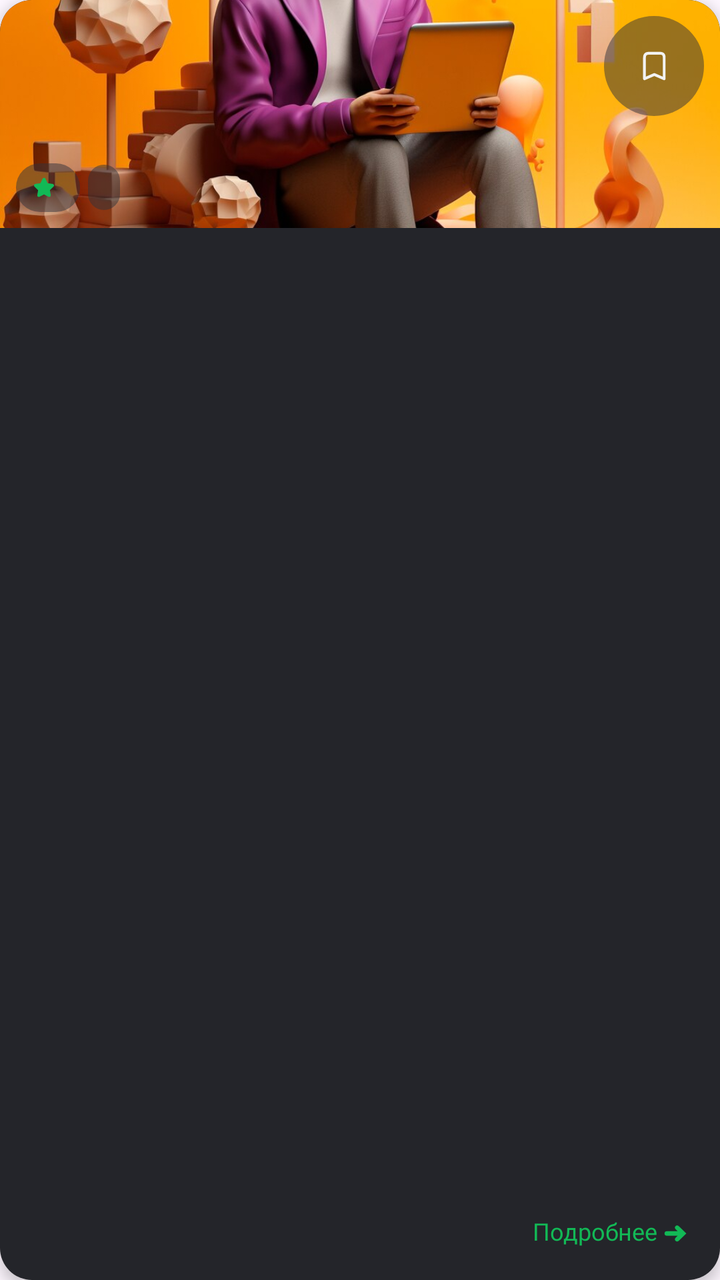
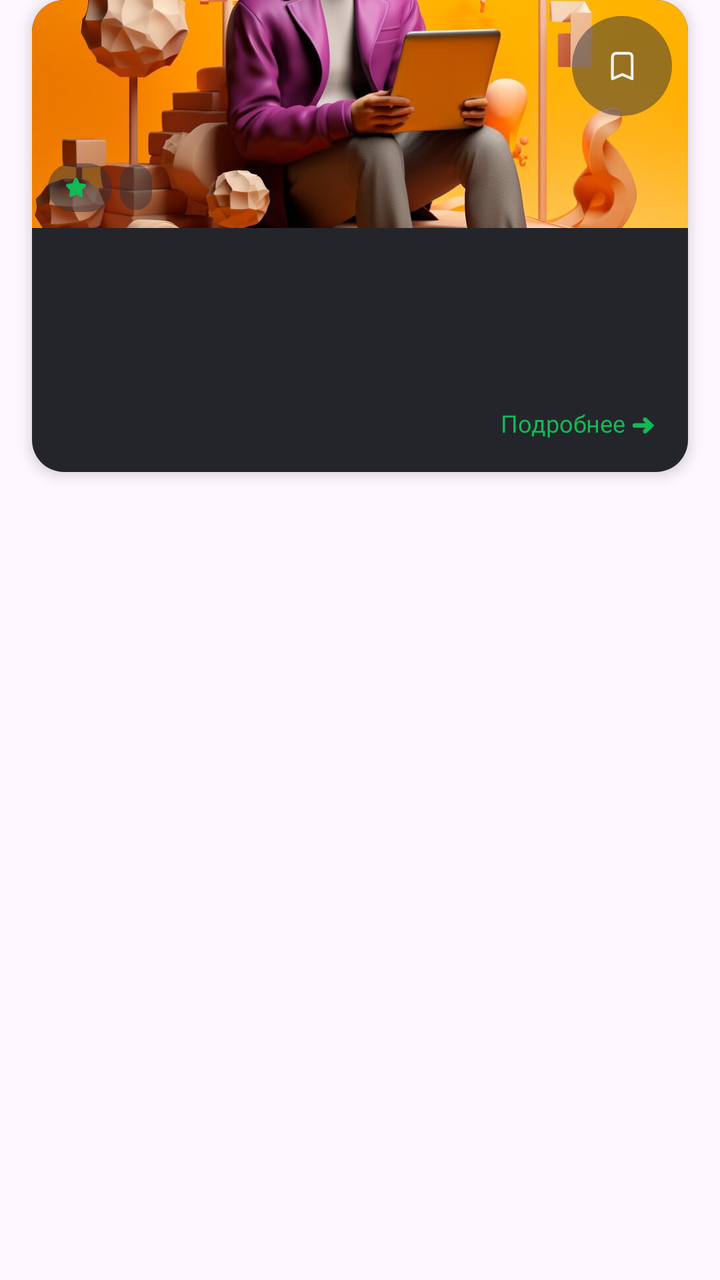

Two renders of the same Android screen: before a commit and after it. Below are the layout's source before the change and the commit's diff.
<!-- AndroidManifest.xml: application theme Theme.TestProject -->
<!-- res/layout/item_courses.xml -->
<androidx.cardview.widget.CardView
    xmlns:android="http://schemas.android.com/apk/res/android"
    xmlns:app="http://schemas.android.com/apk/res-auto"
    android:layout_width="328dp"
    android:layout_height="236dp"
    android:layout_marginHorizontal="16dp"
    android:layout_marginBottom="16dp"
    app:cardCornerRadius="16dp"
    app:cardElevation="4dp"
    android:background="@android:color/transparent">

    <LinearLayout
        android:background="#24252A"
        android:layout_width="match_parent"
        android:layout_height="match_parent"
        android:orientation="vertical">

        <androidx.constraintlayout.widget.ConstraintLayout
            android:layout_width="match_parent"
            android:layout_height="114dp">

            <ImageView
                android:layout_width="match_parent"
                android:layout_height="match_parent"
                android:src="@drawable/bg_image"
                android:scaleType="centerCrop"
                android:contentDescription="TODO"
                />

            <ImageButton
                android:id="@+id/ibFavorite"
                android:layout_width="50dp"
                android:layout_height="50dp"
                android:layout_margin="8dp"
                android:background="@drawable/rounded_image_button"
                android:contentDescription="TODO"
                android:src="@drawable/ic_favorite"
                app:layout_constraintEnd_toEndOf="parent"
                app:layout_constraintTop_toTopOf="parent" />

            <LinearLayout
                android:layout_width="wrap_content"
                android:layout_height="wrap_content"
                android:layout_margin="8dp"
                android:gravity="center_vertical"
                android:orientation="horizontal"
                app:layout_constraintBottom_toBottomOf="parent"
                app:layout_constraintStart_toStartOf="parent">

                <LinearLayout
                    android:layout_width="wrap_content"
                    android:layout_height="wrap_content"
                    android:background="@drawable/rounded_label_item"
                    android:gravity="center_vertical"
                    android:orientation="horizontal"
                    android:paddingHorizontal="8dp"
                    android:paddingVertical="4dp">

                    <ImageView
                        android:layout_width="12dp"
                        android:layout_height="12dp"
                        android:layout_marginEnd="4dp"
                        android:contentDescription="TODO"
                        android:src="@drawable/ic_star_green" />

                    <TextView
                        android:id="@+id/tvRate"
                        android:layout_width="wrap_content"
                        android:layout_height="wrap_content"
                        android:fontFamily="@font/roboto_regular"
                        android:textColor="@android:color/white"
                        android:textSize="12sp" />
                </LinearLayout>

                <Space
                    android:layout_width="4dp"
                    android:layout_height="wrap_content" />

                <LinearLayout
                    android:layout_width="wrap_content"
                    android:layout_height="wrap_content"
                    android:background="@drawable/rounded_label_item"
                    android:gravity="center_vertical"
                    android:orientation="horizontal"
                    android:paddingHorizontal="8dp"
                    android:paddingVertical="4dp">

                    <TextView
                        android:id="@+id/tvStartDate"
                        android:layout_width="wrap_content"
                        android:layout_height="wrap_content"
                        android:fontFamily="@font/roboto_regular"
                        android:textColor="@android:color/white"
                        android:textSize="11sp" />
                </LinearLayout>
            </LinearLayout>
        </androidx.constraintlayout.widget.ConstraintLayout>

        
        <androidx.constraintlayout.widget.ConstraintLayout
            android:layout_width="match_parent"
            android:layout_height="0dp"
            android:layout_weight="1"
            android:layout_margin="16dp">

            <TextView
                android:id="@+id/tvTitle"
                android:layout_width="match_parent"
                android:layout_height="wrap_content"
                android:textSize="16sp"
                android:textColor="@color/title_color"
                android:fontFamily="@font/roboto_medium"
                app:layout_constraintTop_toTopOf="parent"
                app:layout_constraintStart_toStartOf="parent"
                app:layout_constraintEnd_toEndOf="parent" />

            <TextView
                android:id="@+id/tvText"
                android:layout_width="match_parent"
                android:layout_height="wrap_content"
                android:maxLines="2"
                android:ellipsize="end"
                android:textSize="12sp"
                android:textColor="@color/text_description"
                android:fontFamily="@font/roboto_regular"
                app:layout_constraintTop_toBottomOf="@id/tvTitle"
                app:layout_constraintStart_toStartOf="parent"
                app:layout_constraintEnd_toEndOf="parent" />

            <TextView
                android:id="@+id/tvPrice"
                android:layout_width="wrap_content"
                android:layout_height="wrap_content"
                android:textSize="16sp"
                android:textColor="@color/title_color"
                android:fontFamily="@font/roboto_medium"
                app:layout_constraintBottom_toBottomOf="parent"
                app:layout_constraintStart_toStartOf="parent" />

            <TextView
                android:id="@+id/textView5"
                android:layout_width="wrap_content"
                android:layout_height="wrap_content"
                android:text="@string/btn_more"
                android:textSize="12sp"
                android:textColor="@color/btn_registration_color"
                android:fontFamily="@font/roboto_semi_bold"
                app:layout_constraintBottom_toBottomOf="parent"
                app:layout_constraintEnd_toEndOf="parent" />
        </androidx.constraintlayout.widget.ConstraintLayout>
    </LinearLayout>
</androidx.cardview.widget.CardView>
<!-- resources referenced by this layout -->
<resources>
  <color name="btn_registration_color">#12B956</color>
  <color name="text_description">#80F2F2F3</color>
  <color name="title_color">#F2F2F3</color>
  <!-- drawable bg_image: png bitmap (drawable, 980223 bytes) -->
  <!-- drawable ic_favorite (drawable) -->
  <vector xmlns:android="http://schemas.android.com/apk/res/android" android:height="22.5dp" android:viewportHeight="32" android:viewportWidth="64" android:width="45dp">
        
      <path android:fillColor="#F2F2F3" android:pathData="M27.998,6.014C25.446,6.014 23.998,7.461 23.998,10.011V24.997C23.998,25.715 24.713,26.217 25.373,25.934L31.998,23.093L38.592,25.934C39.252,26.217 39.998,25.715 39.998,24.997V10.011C39.998,7.39 38.693,6.014 35.998,6.014H27.998ZM27.998,8.012H35.998C37.564,8.012 37.998,8.47 37.998,10.011V23.499L32.373,21.095C32.121,20.987 31.843,20.987 31.592,21.095L25.998,23.499V10.011C25.998,8.564 26.55,8.012 27.998,8.012Z"/>
      
  </vector>
  <!-- drawable ic_star_green (drawable) -->
  <vector xmlns:android="http://schemas.android.com/apk/res/android"
      android:width="12dp"
      android:height="12dp"
      android:viewportWidth="12"
      android:viewportHeight="12">
    <path
        android:pathData="M6.012,1.221C5.726,1.221 5.435,1.398 5.262,1.752L4.2,3.938L1.78,4.282C1.001,4.39 0.749,5.154 1.311,5.703L3.06,7.405L2.654,9.795C2.521,10.568 3.162,11.036 3.857,10.669C4.125,10.527 5.505,9.812 6.012,9.545L8.167,10.669C8.862,11.036 9.506,10.569 9.369,9.795L8.948,7.405L10.697,5.703C11.262,5.156 11.023,4.392 10.244,4.282L7.808,3.938L6.761,1.752C6.589,1.398 6.297,1.221 6.012,1.221Z"
        android:fillColor="#12B956"/>
  </vector>
  <!-- drawable rounded_image_button (drawable) -->
  <shape xmlns:android="http://schemas.android.com/apk/res/android"
      android:shape="oval">
      <solid android:color="@color/text_field_color2" />
  </shape>
  <!-- drawable rounded_label_item (drawable) -->
  <shape xmlns:android="http://schemas.android.com/apk/res/android"
      android:shape="rectangle">
  
      <solid android:color="@color/text_field_color2" />
  
      <corners android:radius="12dp" />
  </shape>
  <string name="btn_more">Подробнее ➜</string>
  <style name="Theme.TestProject" parent="Base.Theme.TestProject" />
  <color name="text_field_color2">#8032333A</color>
  <style name="Base.Theme.TestProject" parent="Theme.Material3.DayNight.NoActionBar">
          
          
      </style>
</resources>

<!-- the commit's change to res/layout/item_courses.xml (unified diff, before → after) -->
@@ -1,152 +1,157 @@
-<androidx.cardview.widget.CardView
+<androidx.constraintlayout.widget.ConstraintLayout
     xmlns:android="http://schemas.android.com/apk/res/android"
     xmlns:app="http://schemas.android.com/apk/res-auto"
-    android:layout_width="328dp"
-    android:layout_height="236dp"
-    android:layout_marginHorizontal="16dp"
-    android:layout_marginBottom="16dp"
-    app:cardCornerRadius="16dp"
-    app:cardElevation="4dp"
-    android:background="@android:color/transparent">
+    android:layout_width="match_parent"
+    android:layout_height="match_parent">
 
-    <LinearLayout
-        android:background="#24252A"
-        android:layout_width="match_parent"
-        android:layout_height="match_parent"
-        android:orientation="vertical">
 
-        <androidx.constraintlayout.widget.ConstraintLayout
+    <androidx.cardview.widget.CardView
+        android:layout_width="328dp"
+        android:layout_height="236dp"
+        android:background="@android:color/transparent"
+        app:cardCornerRadius="16dp"
+        app:cardElevation="4dp"
+        app:layout_constraintEnd_toEndOf="parent"
+        app:layout_constraintStart_toStartOf="parent"
+        app:layout_constraintTop_toTopOf="parent">
+
+        <LinearLayout
             android:layout_width="match_parent"
-            android:layout_height="114dp">
+            android:layout_height="match_parent"
+            android:background="#24252A"
+            android:orientation="vertical">
 
-            <ImageView
+            <androidx.constraintlayout.widget.ConstraintLayout
                 android:layout_width="match_parent"
-                android:layout_height="match_parent"
-                android:src="@drawable/bg_image"
-                android:scaleType="centerCrop"
-                android:contentDescription="TODO"
-                />
+                android:layout_height="114dp">
 
-            <ImageButton
-                android:id="@+id/ibFavorite"
-                android:layout_width="50dp"
-                android:layout_height="50dp"
-                android:layout_margin="8dp"
-                android:background="@drawable/rounded_image_button"
-                android:contentDescription="TODO"
-                android:src="@drawable/ic_favorite"
-                app:layout_constraintEnd_toEndOf="parent"
-                app:layout_constraintTop_toTopOf="parent" />
+                <ImageView
+                    android:layout_width="match_parent"
+                    android:layout_height="match_parent"
+                    android:contentDescription="TODO"
+                    android:scaleType="centerCrop"
+                    android:src="@drawable/bg_image" />
 
-            <LinearLayout
-                android:layout_width="wrap_content"
-                android:layout_height="wrap_content"
-                android:layout_margin="8dp"
-                android:gravity="center_vertical"
-                android:orientation="horizontal"
-                app:layout_constraintBottom_toBottomOf="parent"
-                app:layout_constraintStart_toStartOf="parent">
+                <ImageButton
+                    android:id="@+id/ibFavorite"
+                    android:layout_width="50dp"
+                    android:layout_height="50dp"
+                    android:layout_margin="8dp"
+                    android:background="@drawable/rounded_image_button"
+                    android:contentDescription="TODO"
+                    android:src="@drawable/ic_favorite"
+                    app:layout_constraintEnd_toEndOf="parent"
+                    app:layout_constraintTop_toTopOf="parent" />
 
                 <LinearLayout
                     android:layout_width="wrap_content"
                     android:layout_height="wrap_content"
-                    android:background="@drawable/rounded_label_item"
+                    android:layout_margin="8dp"
                     android:gravity="center_vertical"
                     android:orientation="horizontal"
-                    android:paddingHorizontal="8dp"
-                    android:paddingVertical="4dp">
+                    app:layout_constraintBottom_toBottomOf="parent"
+                    app:layout_constraintStart_toStartOf="parent">
 
-                    <ImageView
-                        android:layout_width="12dp"
-                        android:layout_height="12dp"
-                        android:layout_marginEnd="4dp"
-                        android:contentDescription="TODO"
-                        android:src="@drawable/ic_star_green" />
-
-                    <TextView
-                        android:id="@+id/tvRate"
+                    <LinearLayout
                         android:layout_width="wrap_content"
                         android:layout_height="wrap_content"
-                        android:fontFamily="@font/roboto_regular"
-                        android:textColor="@android:color/white"
-                        android:textSize="12sp" />
+                        android:background="@drawable/rounded_label_item"
+                        android:gravity="center_vertical"
+                        android:orientation="horizontal"
+                        android:paddingHorizontal="8dp"
+                        android:paddingVertical="4dp">
+
+                        <ImageView
+                            android:layout_width="12dp"
+                            android:layout_height="12dp"
+                            android:layout_marginEnd="4dp"
+                            android:contentDescription="TODO"
+                            android:src="@drawable/ic_star_green" />
+
+                        <TextView
+                            android:id="@+id/tvRate"
+                            android:layout_width="wrap_content"
+                            android:layout_height="wrap_content"
+                            android:fontFamily="@font/roboto_regular"
+                            android:textColor="@android:color/white"
+                            android:textSize="12sp" />
+                    </LinearLayout>
+
+                    <Space
+                        android:layout_width="4dp"
+                        android:layout_height="wrap_content" />
+
+                    <LinearLayout
+                        android:layout_width="wrap_content"
+                        android:layout_height="wrap_content"
+                        android:background="@drawable/rounded_label_item"
+                        android:gravity="center_vertical"
+                        android:orientation="horizontal"
+                        android:paddingHorizontal="8dp"
+                        android:paddingVertical="4dp">
+
+                        <TextView
+                            android:id="@+id/tvStartDate"
+                            android:layout_width="wrap_content"
+                            android:layout_height="wrap_content"
+                            android:fontFamily="@font/roboto_regular"
+                            android:textColor="@android:color/white"
+                            android:textSize="11sp" />
+                    </LinearLayout>
                 </LinearLayout>
+            </androidx.constraintlayout.widget.ConstraintLayout>
 
-                <Space
-                    android:layout_width="4dp"
-                    android:layout_height="wrap_content" />
+            <androidx.constraintlayout.widget.ConstraintLayout
+                android:layout_width="match_parent"
+                android:layout_height="0dp"
+                android:layout_margin="16dp"
+                android:layout_weight="1">
 
-                <LinearLayout
+                <TextView
+                    android:id="@+id/tvTitle"
+                    android:layout_width="match_parent"
+                    android:layout_height="wrap_content"
+                    android:fontFamily="@font/roboto_medium"
+                    android:textColor="@color/title_color"
+                    android:textSize="16sp"
+                    app:layout_constraintEnd_toEndOf="parent"
+                    app:layout_constraintStart_toStartOf="parent"
+                    app:layout_constraintTop_toTopOf="parent" />
+
+                <TextView
+                    android:id="@+id/tvText"
+                    android:layout_width="match_parent"
+                    android:layout_height="wrap_content"
+                    android:ellipsize="end"
+                    android:fontFamily="@font/roboto_regular"
+                    android:maxLines="2"
+                    android:textColor="@color/text_description"
+                    android:textSize="12sp"
+                    app:layout_constraintEnd_toEndOf="parent"
+                    app:layout_constraintStart_toStartOf="parent"
+                    app:layout_constraintTop_toBottomOf="@id/tvTitle" />
+
+                <TextView
+                    android:id="@+id/tvPrice"
                     android:layout_width="wrap_content"
                     android:layout_height="wrap_content"
-                    android:background="@drawable/rounded_label_item"
-                    android:gravity="center_vertical"
-                    android:orientation="horizontal"
-                    android:paddingHorizontal="8dp"
-                    android:paddingVertical="4dp">
+                    android:fontFamily="@font/roboto_medium"
+                    android:textColor="@color/title_color"
+                    android:textSize="16sp"
+                    app:layout_constraintBottom_toBottomOf="parent"
+                    app:layout_constraintStart_toStartOf="parent" />
 
-                    <TextView
-                        android:id="@+id/tvStartDate"
-                        android:layout_width="wrap_content"
-                        android:layout_height="wrap_content"
-                        android:fontFamily="@font/roboto_regular"
-                        android:textColor="@android:color/white"
-                        android:textSize="11sp" />
-                </LinearLayout>
-            </LinearLayout>
-        </androidx.constraintlayout.widget.ConstraintLayout>
-
-        
-        <androidx.constraintlayout.widget.ConstraintLayout
-            android:layout_width="match_parent"
-            android:layout_height="0dp"
-            android:layout_weight="1"
-            android:layout_margin="16dp">
-
-            <TextView
-                android:id="@+id/tvTitle"
-                android:layout_width="match_parent"
-                android:layout_height="wrap_content"
-                android:textSize="16sp"
-                android:textColor="@color/title_color"
-                android:fontFamily="@font/roboto_medium"
-                app:layout_constraintTop_toTopOf="parent"
-                app:layout_constraintStart_toStartOf="parent"
-                app:layout_constraintEnd_toEndOf="parent" />
-
-            <TextView
-                android:id="@+id/tvText"
-                android:layout_width="match_parent"
-                android:layout_height="wrap_content"
-                android:maxLines="2"
-                android:ellipsize="end"
-                android:textSize="12sp"
-                android:textColor="@color/text_description"
-                android:fontFamily="@font/roboto_regular"
-                app:layout_constraintTop_toBottomOf="@id/tvTitle"
-                app:layout_constraintStart_toStartOf="parent"
-                app:layout_constraintEnd_toEndOf="parent" />
-
-            <TextView
-                android:id="@+id/tvPrice"
-                android:layout_width="wrap_content"
-                android:layout_height="wrap_content"
-                android:textSize="16sp"
-                android:textColor="@color/title_color"
-                android:fontFamily="@font/roboto_medium"
-                app:layout_constraintBottom_toBottomOf="parent"
-                app:layout_constraintStart_toStartOf="parent" />
-
-            <TextView
-                android:id="@+id/textView5"
-                android:layout_width="wrap_content"
-                android:layout_height="wrap_content"
-                android:text="@string/btn_more"
-                android:textSize="12sp"
-                android:textColor="@color/btn_registration_color"
-                android:fontFamily="@font/roboto_semi_bold"
-                app:layout_constraintBottom_toBottomOf="parent"
-                app:layout_constraintEnd_toEndOf="parent" />
-        </androidx.constraintlayout.widget.ConstraintLayout>
-    </LinearLayout>
-</androidx.cardview.widget.CardView>
+                <TextView
+                    android:id="@+id/textView5"
+                    android:layout_width="wrap_content"
+                    android:layout_height="wrap_content"
+                    android:fontFamily="@font/roboto_semi_bold"
+                    android:text="@string/btn_more"
+                    android:textColor="@color/btn_registration_color"
+                    android:textSize="12sp"
+                    app:layout_constraintBottom_toBottomOf="parent"
+                    app:layout_constraintEnd_toEndOf="parent" />
+            </androidx.constraintlayout.widget.ConstraintLayout>
+        </LinearLayout>
+    </androidx.cardview.widget.CardView>
+</androidx.constraintlayout.widget.ConstraintLayout>
